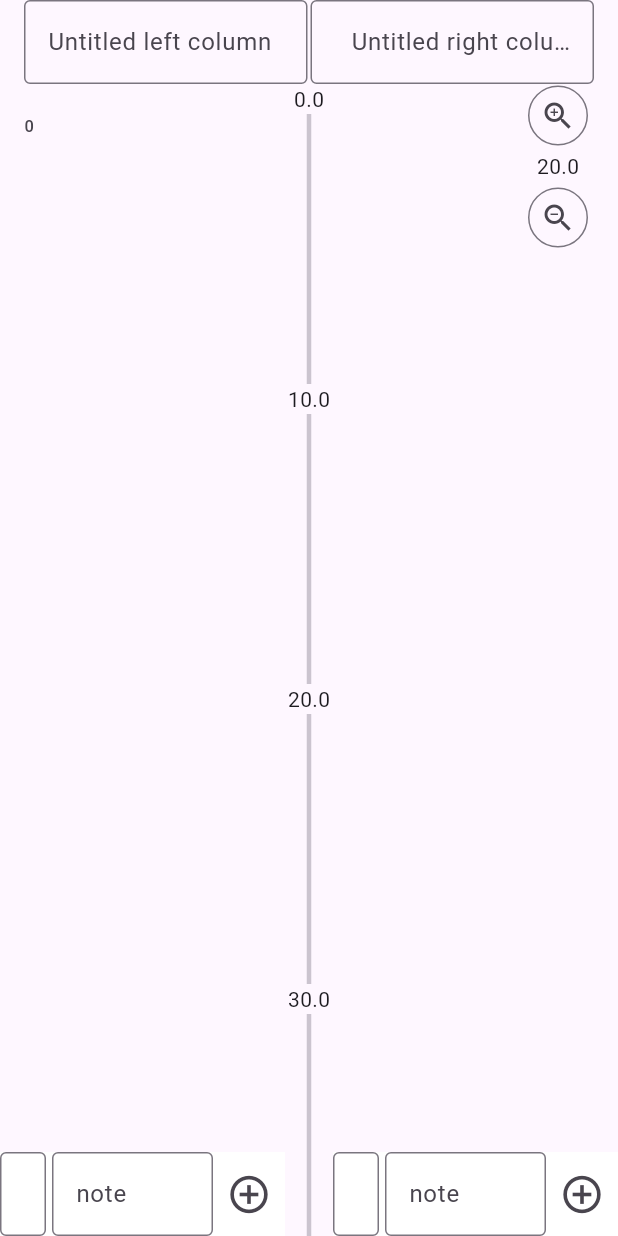
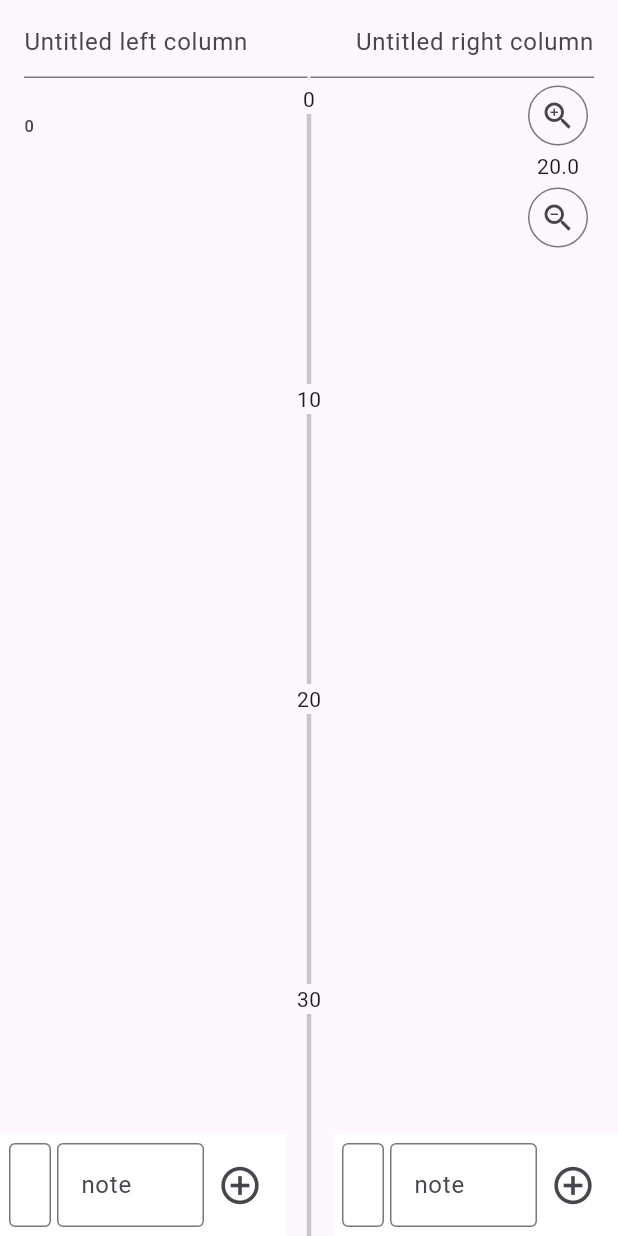
Before and after one commit to NobodyForNothing/timeline-editor, a Flutter app: the screen it shows after launch, after a tap on the "add circle outline" icon, on a phone screen of 412 x 824 dp. Run offline on Flutter 3.47's test engine with Material 3 defaults, Android fonts, the light colour scheme and no system bars.

Commit message:
qol improvements

```diff
--- a/lib/main.dart
+++ b/lib/main.dart
@@ -20,7 +20,7 @@ class MyApp extends StatelessWidget {
       theme: ThemeData(
         colorScheme: ColorScheme.fromSeed(seedColor: Colors.deepPurple),
         useMaterial3: true,
-        inputDecorationTheme: InputDecorationTheme(
+        inputDecorationTheme: const InputDecorationTheme(
           border: OutlineInputBorder(),
         )
       ),
@@ -86,7 +86,8 @@ class _TimeLineHomeState extends State<TimeLineHome> {
             width: MediaQuery.of(context).size.width / 2 - 17,
             child: const TextField(
               decoration: InputDecoration(
-                  hintText: 'Untitled left column'
+                hintText: 'Untitled left column',
+                border: UnderlineInputBorder()
               ),
             )
           ),
@@ -95,7 +96,8 @@ class _TimeLineHomeState extends State<TimeLineHome> {
             width: MediaQuery.of(context).size.width / 2 - 17,
             child: const TextField(
               decoration: InputDecoration(
-                hintText: 'Untitled right column'
+                hintText: 'Untitled right column',
+                border: UnderlineInputBorder(),
               ),
               textAlign: TextAlign.end,
             )
--- a/lib/timeline.dart
+++ b/lib/timeline.dart
@@ -42,7 +42,7 @@ class TimeLine extends StatelessWidget {
         return SizedBox(
           height: _kLabelHeight,
           child: Center(
-            child: Text((minTime + stepSize * (idx ~/ 2)).toString())
+            child: Text((minTime + stepSize * (idx / 2)).round().toString())
           ),
         );
       },
--- a/lib/value_input.dart
+++ b/lib/value_input.dart
@@ -35,7 +35,9 @@ class _ValueInputState extends State<ValueInput> {
   }
 
   @override
-  Widget build(BuildContext context) => Row(
+  Widget build(BuildContext context) => Padding(
+    padding: const EdgeInsets.all(6),
+    child: Row(
       children: [
         Expanded(
           flex: 2,
@@ -52,7 +54,7 @@ class _ValueInputState extends State<ValueInput> {
           child: TextField(
             controller: _noteController,
             decoration: const InputDecoration(
-              hintText: 'note'
+              hintText: 'note',
             ),
           )
         ),
@@ -68,5 +70,6 @@ class _ValueInputState extends State<ValueInput> {
           icon: const Icon(Icons.add_circle_outline)
         ),
       ],
+    ),
   );
 }
```
Lines whose indentation alone changed are shown as unchanged.
